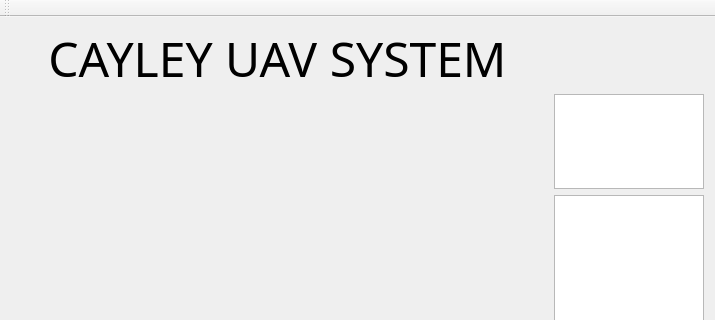
Above: VoceTest1/mainwindow.ui from Qt-Widgets/UAV-Project before the change; both pictures show x 0 to 715 and y 0 to 320 of the 715 by 584 pixel window. Below: the same form after it.
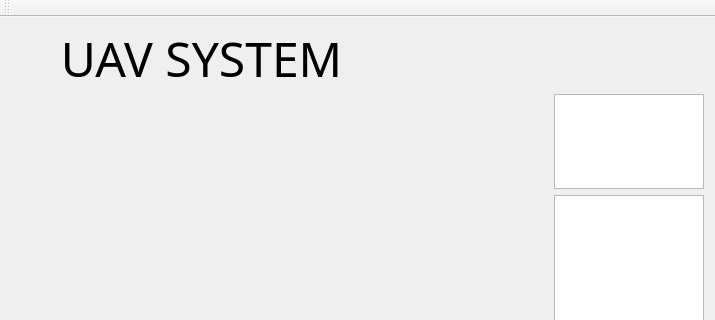
That is the form after the change.

```diff
--- a/VoceTest1/mainwindow.ui
+++ b/VoceTest1/mainwindow.ui
@@ -7,7 +7,7 @@
     <x>0</x>
     <y>0</y>
     <width>715</width>
-    <height>509</height>
+    <height>570</height>
    </rect>
   </property>
   <property name="windowTitle">
@@ -114,7 +114,7 @@
        </font>
       </property>
       <property name="text">
-       <string>   CAYLEY UAV SYSTEM</string>
+       <string>    UAV SYSTEM</string>
       </property>
      </widget>
     </item>
```
Left out of the diff: 5 changed lines with no effect on the pictures.
